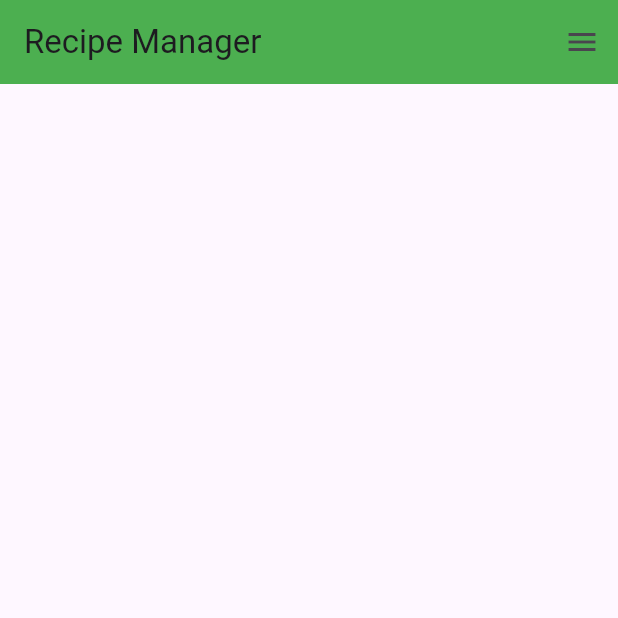
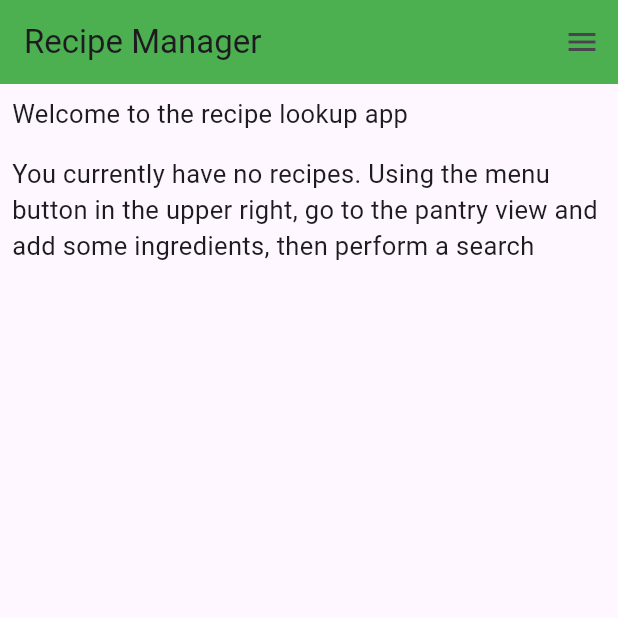
Before and after one commit to nigel25840/recipe_manager, a Flutter app: the screen it shows after launch, on a phone screen of 412 x 824 dp, the top half of it. Run offline on Flutter 3.47's test engine with Material 3 defaults, Android fonts, the phone set to English and light mode, and no system bars; our stand-ins replace dartz, get_it, shared_preferences; missing offline and left inert: conduit_codable; network calls fail; statements that could not run were skipped.

Commit message:
refactor, renamed folders, move strings to app constants

```diff
--- a/lib/main.dart
+++ b/lib/main.dart
@@ -1,8 +1,8 @@
 import 'package:flutter/material.dart';
 import 'package:provider/provider.dart';
 import 'package:recipe_management/dependencies.dart';
-import 'package:recipe_management/viewmodel/pantry_provider.dart';
-import 'package:recipe_management/viewmodel/recipe_provider.dart';
+import 'package:recipe_management/view_model/pantry_provider.dart';
+import 'package:recipe_management/view_model/recipe_provider.dart';
 import 'views/main_recipes_view.dart';
 
 void main() async {
--- a/lib/utils/app_constants.dart
+++ b/lib/utils/app_constants.dart
@@ -4,6 +4,8 @@ import 'package:flutter/material.dart';
 class AppConstants {
   // UI strings
   static const String kServerError = 'Server failure, please check back';
+  static const String kWelcomeMessage = 'Welcome to the recipe lookup app';
+  static const String kNoRecipesMessage = 'You currently have no recipes. Using the menu button in the upper right, go to the pantry view and add some ingredients, then perform a search';
 
   // text styles
   static const TextStyle kTextStyleDefault = TextStyle(
@@ -13,6 +15,10 @@ class AppConstants {
   static const TextStyle kTextStyleTitle = TextStyle(
     fontSize: 23,
     fontWeight: FontWeight.bold,
+  );
+  static const TextStyle kTextStyleMessage = TextStyle(
+    fontSize: 17,
+    fontWeight: FontWeight.normal,
   );
 
   // UI styles
--- a/lib/views/main_recipes_view.dart
+++ b/lib/views/main_recipes_view.dart
@@ -3,7 +3,7 @@ import 'package:provider/provider.dart';
 import 'package:recipe_management/globals.dart';
 import 'package:recipe_management/model/recipe_model.dart';
 import 'package:recipe_management/utils/app_constants.dart';
-import 'package:recipe_management/viewmodel/recipe_provider.dart';
+import 'package:recipe_management/view_model/recipe_provider.dart';
 import 'package:recipe_management/views/grocery_list_view.dart';
 import 'package:recipe_management/views/widgets/menu_drawer_view.dart';
 import 'package:recipe_management/views/widgets/recipe_tile.dart';
@@ -33,7 +33,8 @@ class MainRecipesView extends StatelessWidget {
   }
 
   Widget recipeList({required RecipeProvider provider}) {
-    return ListView.separated(
+    return provider.allRecipes.isNotEmpty
+        ? ListView.separated(
             itemBuilder: (context, index) {
               Recipe recipe = provider.allRecipes[index];
               return GestureDetector(
@@ -49,6 +50,23 @@ class MainRecipesView extends StatelessWidget {
               );
             },
             separatorBuilder: (context, index) => AppConstants.kDefaultDivider,
-        itemCount: provider.allRecipes.length);
+            itemCount: provider.allRecipes.length,
+          )
+        : Column(crossAxisAlignment: CrossAxisAlignment.start, children: [
+            Padding(
+              padding: const EdgeInsets.all(8.0),
+              child: Text(
+                AppConstants.kWelcomeMessage,
+                style: AppConstants.kTextStyleMessage,
+              ),
+            ),
+            Padding(
+              padding: const EdgeInsets.all(8.0),
+              child: Text(
+                AppConstants.kNoRecipesMessage,
+                style: AppConstants.kTextStyleMessage,
+              ),
+            ),
+          ]);
   }
 }
--- a/lib/views/pantry_view.dart
+++ b/lib/views/pantry_view.dart
@@ -2,8 +2,9 @@ import 'package:flutter/material.dart';
 import 'package:provider/provider.dart';
 import 'package:recipe_management/globals.dart';
 import 'package:recipe_management/model/ingredient_model.dart';
-import 'package:recipe_management/viewmodel/pantry_provider.dart';
-import 'package:recipe_management/viewmodel/recipe_provider.dart';
+import 'package:recipe_management/view_model/pantry_provider.dart';
+import 'package:recipe_management/view_model/recipe_provider.dart';
+import 'package:recipe_management/views/main_recipes_view.dart';
 import 'package:recipe_management/views/widgets/menu_drawer_view.dart';
 
 class PantryView extends StatelessWidget {
@@ -22,7 +23,15 @@ class PantryView extends StatelessWidget {
                 // provider.doRecipeSearch();
                 List<String> selections =
                     provider.selectedIngredients.map((ingredient) => ingredient.name ?? '').toList();
+
+                // TODO: this should be replaced with an alert dialog informing the user to select some ingredients
+                if(selections.isEmpty) return;
+
                 Provider.of<RecipeProvider>(context, listen: false).getAllRecipes(ingredients: selections);
+                Navigator.push(
+                  context,
+                  MaterialPageRoute(builder: (context) => MainRecipesView()),
+                );
               },
               child: Icon(Icons.search),
               backgroundColor: Colors.green,
@@ -63,7 +72,7 @@ class PantryView extends StatelessWidget {
                               SizedBox(width: 8),
                               ElevatedButton(
                                 onPressed: () {
-                                  print(_itemEntryController.text);
+                                  if(_itemEntryController.text.isEmpty) return;
                                   provider.addItem(item: _itemEntryController.text);
                                   provider.fetchIngredients();
                                   _itemEntryController.clear();
```
Also changed, not shown: lib/view_model/pantry_provider.dart (renamed from lib/viewmodel/pantry_provider.dart), lib/view_model/recipe_provider.dart (renamed from lib/viewmodel/recipe_provider.dart). Lines whose indentation alone changed are shown as unchanged.
